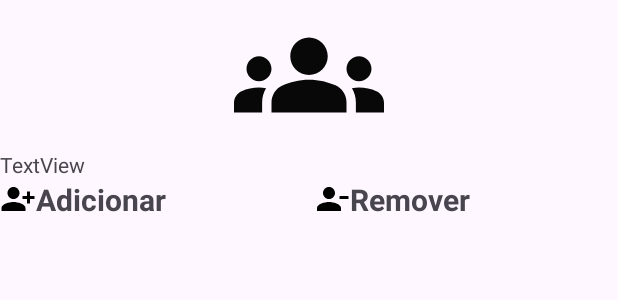
After one commit to kaiqueBp/EsportConnect, an Android app: the layout activity_perfil_grupo.xml on its own in the app's theme, with its tools: preview values and no code run, on a phone screen of 412 x 824 dp. The commit adds this screen. Shown: the top 300 px of the screen. Run offline under Robolectric (Android 15) with nearby library versions, the phone set to English and light mode, and no system bars.

Commit message:
adicao de usuarios após criação de grupo

```diff
--- a/app/src/main/AndroidManifest.xml
+++ b/app/src/main/AndroidManifest.xml
@@ -34,6 +34,9 @@
         android:supportsRtl="true"
         android:theme="@style/Theme.Esporte"
         tools:targetApi="31">
+        <activity
+            android:name=".view.PerfilGrupoActivity"
+            android:exported="false" />
         <activity
             android:name=".view.CadastroGrupoActivity"
             android:exported="false" />
--- a/app/src/main/java/com/example/esporte/config/ConfiguracaoFirebase.java
+++ b/app/src/main/java/com/example/esporte/config/ConfiguracaoFirebase.java
@@ -63,6 +63,7 @@ public class ConfiguracaoFirebase {
         FirebaseUser user = getUsuarioLogado();
         Usuarios usuario = new Usuarios();
         usuario.setEmail(user.getEmail());
+        usuario.setIdUsuario(ConfiguracaoFirebase.IDUsuarioLogado());
         usuario.setNome(user.getDisplayName());
         if(user.getPhotoUrl() == null){
             usuario.setFoto("");
--- a/app/src/main/java/com/example/esporte/model/Usuarios.java
+++ b/app/src/main/java/com/example/esporte/model/Usuarios.java
@@ -37,6 +37,7 @@ public class Usuarios implements Serializable {
     }
     public void salvar(){
         DatabaseReference referencia = ConfiguracaoFirebase.getFirebase();
+        this.setSenha("");
         if (this.idUsuario != null) {
             referencia.child("Usuarios").child(this.idUsuario).setValue(this);
         } else {
--- a/app/src/main/java/com/example/esporte/view/CadastroActivity.java
+++ b/app/src/main/java/com/example/esporte/view/CadastroActivity.java
@@ -40,6 +40,8 @@ import com.google.firebase.auth.FirebaseAuth;
 import com.google.firebase.auth.FirebaseAuthInvalidCredentialsException;
 import com.google.firebase.auth.FirebaseAuthUserCollisionException;
 import com.google.firebase.auth.FirebaseAuthWeakPasswordException;
+import com.google.firebase.auth.FirebaseUser;
+import com.google.firebase.auth.UserProfileChangeRequest;
 import com.google.firebase.storage.FirebaseStorage;
 import com.google.firebase.storage.StorageReference;
 import com.google.firebase.storage.UploadTask;
@@ -223,6 +225,8 @@ public class CadastroActivity extends AppCompatActivity implements AdapterView.O
                         public void onComplete(@NonNull Task<Uri> task) {
                             Uri url = task.getResult();
                             usuario.setFoto(url.toString());
+                            FirebaseUser user = auth.getCurrentUser();
+                            user.updateProfile(new UserProfileChangeRequest.Builder().setPhotoUri(url).build());
                             usuario.salvar();
                             Toast.makeText(CadastroActivity.this,url.toString(),Toast.LENGTH_LONG).show();
 
--- /dev/null
+++ b/app/src/main/res/drawable/adiciona_pessoa.xml
@@ -0,0 +1,5 @@
+<vector xmlns:android="http://schemas.android.com/apk/res/android" android:height="24dp" android:tint="#000000" android:viewportHeight="24" android:viewportWidth="24" android:width="24dp">
+
+    <path android:fillColor="@android:color/white" android:pathData="M13,8c0,-2.21 -1.79,-4 -4,-4S5,5.79 5,8s1.79,4 4,4S13,10.21 13,8zM15,10v2h3v3h2v-3h3v-2h-3V7h-2v3H15zM1,18v2h16v-2c0,-2.66 -5.33,-4 -8,-4S1,15.34 1,18z"/>
+
+</vector>
--- /dev/null
+++ b/app/src/main/res/drawable/remove_pessoa.xml
@@ -0,0 +1,5 @@
+<vector xmlns:android="http://schemas.android.com/apk/res/android" android:height="24dp" android:tint="#000000" android:viewportHeight="24" android:viewportWidth="24" android:width="24dp">
+
+    <path android:fillColor="@android:color/white" android:pathData="M14,8c0,-2.21 -1.79,-4 -4,-4S6,5.79 6,8s1.79,4 4,4S14,10.21 14,8zM17,10v2h6v-2H17zM2,18v2h16v-2c0,-2.66 -5.33,-4 -8,-4S2,15.34 2,18z"/>
+
+</vector>
--- a/app/src/main/res/layout/activity_criar_grupo.xml
+++ b/app/src/main/res/layout/activity_criar_grupo.xml
@@ -44,7 +44,7 @@
     <androidx.recyclerview.widget.RecyclerView
         android:id="@+id/idMembrosSelecionados"
         android:layout_width="match_parent"
-        android:layout_height="wrap_content" />
+        android:layout_height="100dp" />
 
     <androidx.recyclerview.widget.RecyclerView
         android:id="@+id/idMembros"
--- /dev/null
+++ b/app/src/main/res/layout/activity_perfil_grupo.xml
@@ -0,0 +1,56 @@
+<?xml version="1.0" encoding="utf-8"?>
+<LinearLayout xmlns:android="http://schemas.android.com/apk/res/android"
+    xmlns:app="http://schemas.android.com/apk/res-auto"
+    xmlns:tools="http://schemas.android.com/tools"
+    android:id="@+id/main"
+    android:layout_width="match_parent"
+    android:layout_height="match_parent"
+    android:orientation="vertical"
+    tools:context=".view.PerfilGrupoActivity">
+
+    <ImageView
+        android:id="@+id/idImgPGrupo"
+        android:layout_width="100dp"
+        android:layout_height="100dp"
+        android:layout_gravity="center"
+        app:srcCompat="@drawable/baseline_groups_24" />
+
+    <TextView
+        android:id="@+id/idPNomeGrop"
+        android:layout_width="match_parent"
+        android:layout_height="wrap_content"
+        android:text="TextView" />
+
+    <LinearLayout
+        android:layout_width="match_parent"
+        android:layout_height="wrap_content"
+        android:orientation="horizontal">
+
+        <TextView
+            android:id="@+id/idAdd"
+            android:layout_width="wrap_content"
+            android:layout_height="wrap_content"
+            android:layout_weight="1"
+            android:drawableStart="@drawable/adiciona_pessoa"
+            android:text="Adicionar"
+            android:textSize="20sp"
+            android:textStyle="bold" />
+
+        <TextView
+            android:id="@+id/textView14"
+            android:layout_width="wrap_content"
+            android:layout_height="wrap_content"
+            android:layout_weight="1"
+            android:drawableStart="@drawable/remove_pessoa"
+            android:text="Remover"
+            android:textSize="20sp"
+            android:textStyle="bold" />
+
+    </LinearLayout>
+
+    <androidx.recyclerview.widget.RecyclerView
+        android:layout_width="match_parent"
+        android:layout_height="wrap_content" >
+
+    </androidx.recyclerview.widget.RecyclerView>
+</LinearLayout>
```
Also changed, not shown: app/src/main/java/com/example/esporte/view/ChatActivity.java (+14 -0 lines), app/src/main/java/com/example/esporte/view/CriarGrupoActivity.java (+75 -2 lines), app/src/main/java/com/example/esporte/view/EditarActivity.java (+8 -3 lines), app/src/main/java/com/example/esporte/view/ListarConversasActivity.java (+6 -1 lines), app/src/main/java/com/example/esporte/view/ListarEsporteActivity.java (+6 -5 lines), app/src/main/java/com/example/esporte/view/MainActivity.java (+2 -13 lines), app/src/main/java/com/example/esporte/view/PerfilGrupoActivity.java (added, +37 -0 lines).
